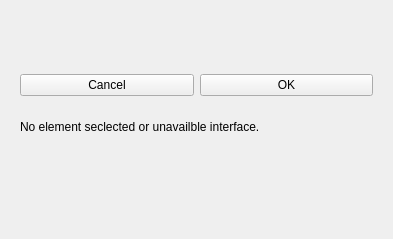
The window that TIGLViewer/src/ModificatorContainerWidget.ui (DLR-SC/tigl) describes before a commit, drawn with Qt 5.
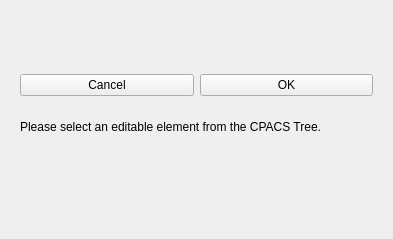
The same window after the commit. Custom widgets are drawn as their Qt base class.

```diff
--- a/TIGLViewer/src/ModificatorContainerWidget.ui
+++ b/TIGLViewer/src/ModificatorContainerWidget.ui
@@ -85,7 +85,7 @@
          <string/>
         </property>
         <property name="text">
-         <string>No element seclected or unavailble interface. </string>
+         <string>Please select an editable element from the CPACS Tree. </string>
         </property>
        </widget>
       </item>
```
